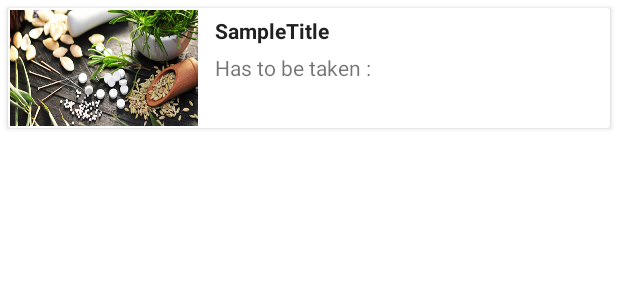
After one commit to florentphilippe/LAY, an Android app: the layout drug_card.xml on its own in the app's theme, with its tools: preview values and no code run, on a phone screen of 412 x 824 dp. The commit adds this screen. Shown: the top 300 px of the screen. Run offline under Robolectric (Android 15) with nearby library versions, the phone set to English and light mode, and no system bars.

Commit message:
CardView exemple for drugs

```diff
--- /dev/null
+++ b/app/src/main/res/layout/drug_card.xml
@@ -0,0 +1,57 @@
+<?xml version="1.0" encoding="utf-8"?>
+<android.support.v7.widget.CardView xmlns:android="http://schemas.android.com/apk/res/android"
+    android:layout_width="match_parent"
+    android:layout_height="80dp"
+    xmlns:app="http://schemas.android.com/apk/res-auto"
+    android:layout_margin="5dp"
+
+    app:cardElevation="2dp">
+
+    <RelativeLayout
+        android:layout_width="match_parent"
+        android:layout_height="wrap_content">
+
+        <ImageView
+            android:id="@+id/card_cover_image"
+            android:layout_width="125dp"
+            android:layout_height="wrap_content"
+            android:src="@drawable/cover_medicine_picture"
+            android:scaleType="fitXY"
+            android:layout_margin="1dp"/>
+
+        <TextView
+            android:id="@+id/card_title"
+            android:layout_width="wrap_content"
+            android:layout_height="wrap_content"
+            android:textStyle="bold"
+            android:text="SampleTitle"
+            android:layout_toRightOf="@id/card_cover_image"
+            android:textColor="@color/blackFonce"
+            android:layout_marginLeft="10dp"
+            android:layout_marginTop="5dp"
+            />
+
+        <TextView
+            android:id="@+id/card_subtitle_text"
+            android:layout_width="wrap_content"
+            android:layout_height="wrap_content"
+            android:layout_below="@id/card_title"
+            android:text="@string/card_subtitle_string_text"
+            android:layout_toRightOf="@id/card_cover_image"
+            android:layout_marginLeft="10dp"
+            android:layout_marginTop="5dp"
+        />
+
+        <TextView
+            android:id="@+id/subtitle_content"
+            android:layout_width="wrap_content"
+            android:layout_height="wrap_content"
+            android:layout_toRightOf="@id/card_subtitle_text"
+            android:layout_marginLeft="10dp"
+            android:layout_marginTop="5dp"
+            android:layout_alignBaseline="@id/card_subtitle_text"
+            />
+
+    </RelativeLayout>
+
+</android.support.v7.widget.CardView>
--- a/app/src/main/res/values/strings.xml
+++ b/app/src/main/res/values/strings.xml
@@ -1,6 +1,5 @@
 <resources>
     <string name="app_name">L.A.Y.</string>
-    <string name="show_nothing">Nothing to show :[</string>
     <string name="today">Today</string>
     <string name="hint_drug_name">Name</string>
     <string name="hint_lab_name">Laboratory</string>
@@ -27,9 +26,10 @@
     <string-array name="spinner_time2">
         <item>Breakfast</item>
         <item>Lunch</item>
-        <item>Diner</item>
+        <item>Dinner</item>
     </string-array>
     <string name="spinner_prompt_time2">Diner</string>
+    <string name="card_subtitle_string_text">Has to be taken : </string>
 
     <!-- TODO: Remove or change this placeholder text -->
     <string name="hello_blank_fragment">Hello blank fragment</string>
```
